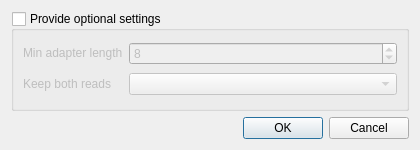
Qt form src/plugins/external_tool_support/src/trimmomatic/steps/IlluminaClipAdditionalSettingsDialog.ui (violethaze74/ugene) before a commit.
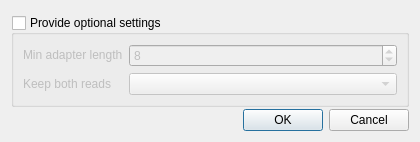
The same form after that commit.

Commit message: Illumina clip trimmomatic step dialog layout fix

```diff
--- a/src/plugins/external_tool_support/src/trimmomatic/steps/IlluminaClipAdditionalSettingsDialog.ui
+++ b/src/plugins/external_tool_support/src/trimmomatic/steps/IlluminaClipAdditionalSettingsDialog.ui
@@ -7,7 +7,7 @@
     <x>0</x>
     <y>0</y>
     <width>420</width>
-    <height>150</height>
+    <height>152</height>
    </rect>
   </property>
   <property name="sizePolicy">
@@ -25,13 +25,16 @@
   <property name="maximumSize">
    <size>
     <width>420</width>
-    <height>150</height>
+    <height>16777215</height>
    </size>
   </property>
   <property name="windowTitle">
    <string>Configure ILLUMINACLIP Optional Settings</string>
   </property>
   <layout class="QVBoxLayout" name="verticalLayout_4">
+   <property name="sizeConstraint">
+    <enum>QLayout::SetMinAndMaxSize</enum>
+   </property>
    <item>
     <widget class="QGroupBox" name="groupBox">
      <property name="enabled">
@@ -50,6 +53,9 @@
       <bool>false</bool>
      </property>
      <layout class="QGridLayout" name="gridLayout">
+      <property name="sizeConstraint">
+       <enum>QLayout::SetMinAndMaxSize</enum>
+      </property>
       <item row="0" column="0">
        <widget class="QLabel" name="minLengthLable">
         <property name="sizePolicy">
```
